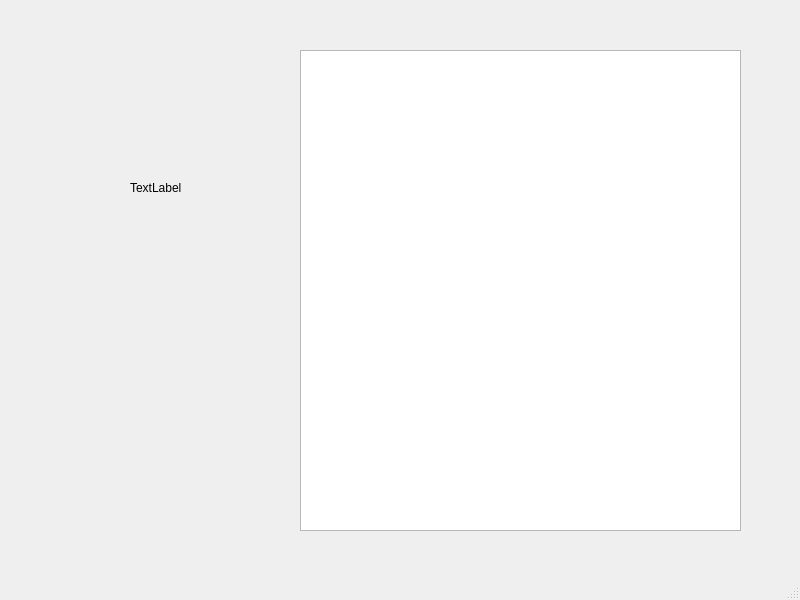
First picture: the form in ms_main.ui, repository shinsat/pyqt, before the edit.
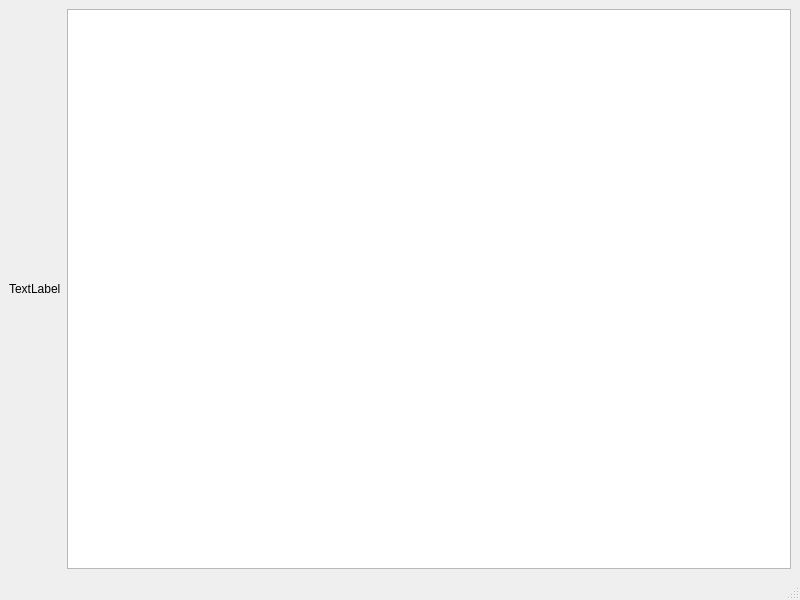
Second picture: the form after the edit.

```diff
--- a/ms_main.ui
+++ b/ms_main.ui
@@ -10,33 +10,35 @@
     <height>600</height>
    </rect>
   </property>
+  <property name="sizePolicy">
+   <sizepolicy hsizetype="Ignored" vsizetype="Ignored">
+    <horstretch>0</horstretch>
+    <verstretch>0</verstretch>
+   </sizepolicy>
+  </property>
   <property name="windowTitle">
    <string>MainWindow</string>
   </property>
   <widget class="QWidget" name="centralwidget">
-   <widget class="QListView" name="lv_news">
-    <property name="geometry">
-     <rect>
-      <x>300</x>
-      <y>50</y>
-      <width>441</width>
-      <height>481</height>
-     </rect>
-    </property>
-   </widget>
+   <layout class="QHBoxLayout" name="horizontalLayout">
+    <item>
    <widget class="QLabel" name="label">
-    <property name="geometry">
-     <rect>
-      <x>130</x>
-      <y>180</y>
-      <width>60</width>
-      <height>16</height>
-     </rect>
-    </property>
     <property name="text">
      <string>TextLabel</string>
     </property>
    </widget>
+    </item>
+    <item>
+     <widget class="QTreeView" name="lv_news">
+      <property name="sizePolicy">
+       <sizepolicy hsizetype="Expanding" vsizetype="Expanding">
+        <horstretch>0</horstretch>
+        <verstretch>0</verstretch>
+       </sizepolicy>
+      </property>
+     </widget>
+    </item>
+   </layout>
   </widget>
   <widget class="QMenuBar" name="menubar">
    <property name="geometry">
```
Lines whose indentation alone changed are shown as unchanged.
